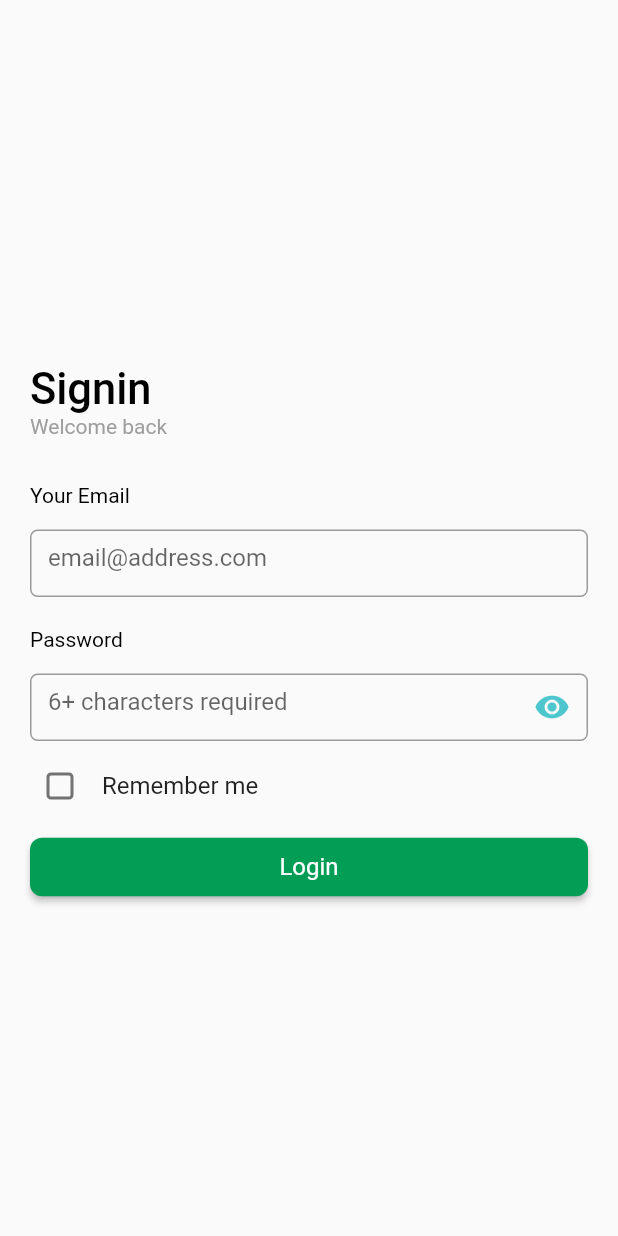
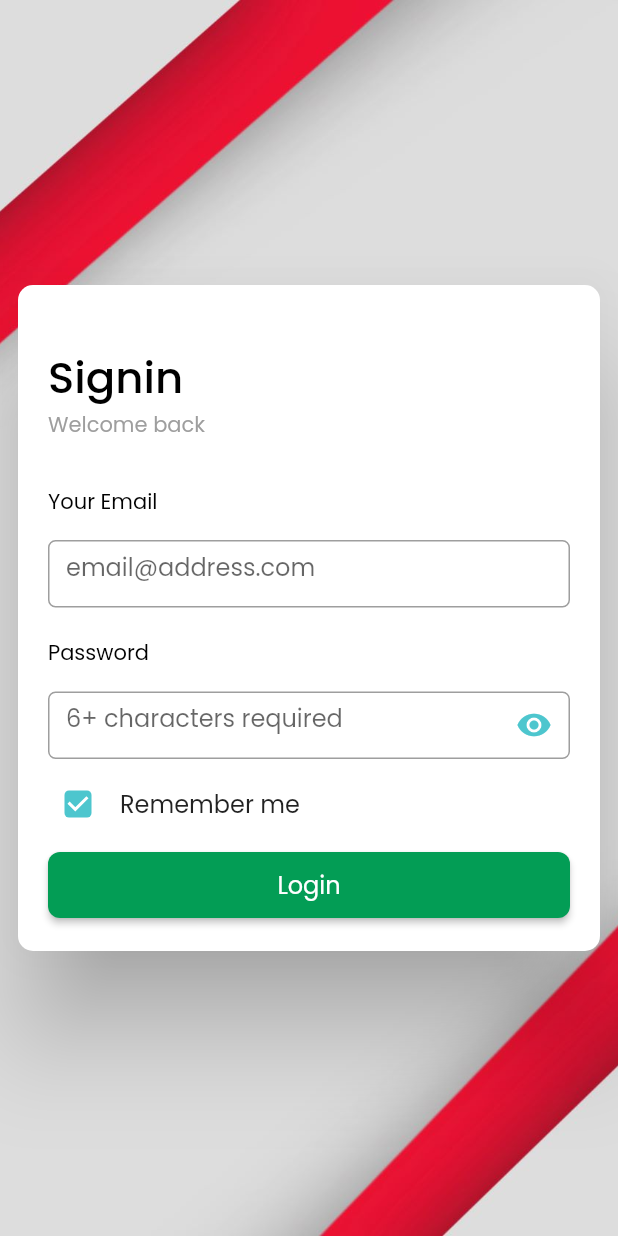
Before and after one commit to dexterTalha/d_cart_admin, a Flutter app: the screen it shows after launch, after a tap on "Remember me", on a phone screen of 412 x 824 dp. Run offline on Flutter 3.47's test engine with Material 2 defaults, Android fonts, the phone set to English and light mode, and no system bars.

Commit message:
background change font change checkbox for provider

```diff
--- /dev/null
+++ b/lib/components/custom_background.dart
@@ -0,0 +1,22 @@
+import 'package:flutter/material.dart';
+
+class CustomBackground extends StatelessWidget {
+  final String? asset;
+  final Widget child;
+  final BoxFit? fit;
+  const CustomBackground({Key? key, this.fit, required this.child, this.asset}) : super(key: key);
+
+  @override
+  Widget build(BuildContext context) {
+    return Stack(
+      fit: StackFit.expand,
+      children: [
+        Image.asset(
+          asset ?? "assets/png/login_landscape_background.jpg",
+          fit: fit ?? BoxFit.cover,
+        ),
+        child,
+      ],
+    );
+  }
+}
--- a/lib/main.dart
+++ b/lib/main.dart
@@ -17,6 +17,7 @@ class MyApp extends StatelessWidget {
         ChangeNotifierProvider(create: (_) => LoginProvider()),
       ],
       child: MaterialApp(
+        theme: ThemeData(fontFamily: "Poppins"),
         debugShowCheckedModeBanner: false,
         home: LoginScreen(),
       ),
--- a/lib/providers/login_provider.dart
+++ b/lib/providers/login_provider.dart
@@ -2,13 +2,19 @@ import 'package:flutter/material.dart';
 
 class LoginProvider with ChangeNotifier {
   bool _isObscure = true;
-
+  bool _isChecked = false;
   bool get obscure => _isObscure;
+  bool get checked => _isChecked;
   bool isLoading = false;
 
   toggleObscure() {
     _isObscure = !_isObscure;
     print(_isObscure);
+    notifyListeners();
+  }
+
+  toggleCheck(bool checked) {
+    _isChecked = checked;
     notifyListeners();
   }
 
--- a/lib/screens/login_screen.dart
+++ b/lib/screens/login_screen.dart
@@ -1,9 +1,11 @@
 import 'package:d_cart_admin/components/common_button.dart';
+import 'package:d_cart_admin/components/custom_background.dart';
 import 'package:d_cart_admin/components/text_form_field.dart';
 import 'package:d_cart_admin/providers/login_provider.dart';
 import 'package:d_cart_admin/utils/mytheme.dart';
 import 'package:d_cart_admin/utils/responsive_builder.dart';
 import 'package:flutter/material.dart';
+import 'package:flutter/rendering.dart';
 import 'package:provider/provider.dart';
 
 class LoginScreen extends StatefulWidget {
@@ -32,37 +34,25 @@ class _LoginScreenState extends State<LoginScreen> {
     size = MediaQuery.of(context).size;
     return Scaffold(
       body: ResponsiveBuilder(
-        mobile: loginForm,
+        mobile: CustomBackground(
+          fit: BoxFit.fitHeight,
+          asset: "assets/png/login_portrait_background.jpg",
+          child: loginForm,
+        ),
         tablet: desktopLogin,
         web: desktopLogin,
       ),
     );
   }
 
-  Widget get desktopLogin => Container(
+  Widget get desktopLogin => CustomBackground(
+        fit: BoxFit.fill,
         child: Row(
           mainAxisAlignment: MainAxisAlignment.start,
           children: [
             Expanded(
               flex: 2,
-              child: Row(
-                children: [
-                  Expanded(
-                    flex: 2,
-                    child: Image.asset(
-                      "assets/png/login_background.png",
-                      height: size.height,
-                      width: size.width * 0.3,
-                    ),
-                  ),
-                  const Expanded(
-                    flex: 1,
-                    child: Text(
-                      "LOGIN SCREEN",
-                    ),
-                  ),
-                ],
-              ),
+              child: Container(),
             ),
             Expanded(
               flex: 1,
@@ -72,12 +62,21 @@ class _LoginScreenState extends State<LoginScreen> {
         ),
       );
 
-  Widget get loginForm => Container(
+  Widget get loginForm => Center(
+        child: Padding(
+          padding: const EdgeInsets.all(8.0),
+          child: Card(
+            shape: RoundedRectangleBorder(
+              borderRadius: BorderRadius.circular(10),
+            ),
+            elevation: 30,
+            child: Container(
+              padding: const EdgeInsets.all(20),
               width: double.maxFinite,
-        padding: const EdgeInsets.all(20),
               child: Column(
                 mainAxisAlignment: MainAxisAlignment.center,
                 crossAxisAlignment: CrossAxisAlignment.start,
+                mainAxisSize: MainAxisSize.min,
                 children: [
                   const SizedBox(height: 20),
                   const Text(
@@ -120,20 +119,22 @@ class _LoginScreenState extends State<LoginScreen> {
                     ),
                   ),
                   const SizedBox(height: 10),
-            CheckboxListTile(
+                  Consumer<LoginProvider>(
+                    builder: (_, ref, child) => CheckboxListTile(
                       contentPadding: EdgeInsets.zero,
                       checkboxShape: RoundedRectangleBorder(
                         borderRadius: BorderRadius.circular(3),
                       ),
-              value: isChecked,
-              title: Text("Remember me"),
+                      value: ref.checked,
+                      checkColor: Colors.white,
+                      activeColor: MyTheme.textFormBorder,
+                      title: const Text("Remember me"),
                       controlAffinity: ListTileControlAffinity.leading,
-              visualDensity: VisualDensity(horizontal: -4, vertical: -4),
-              onChanged: (xyz) {
-                setState(() {
-                  isChecked = xyz ?? false;
-                });
+                      visualDensity: const VisualDensity(horizontal: -4, vertical: -4),
+                      onChanged: (checked) {
+                        ref.toggleCheck(checked ?? false);
                       },
+                    ),
                   ),
                   const SizedBox(height: 10),
                   Consumer<LoginProvider>(
@@ -154,5 +155,8 @@ class _LoginScreenState extends State<LoginScreen> {
                   ),
                 ],
               ),
+            ),
+          ),
+        ),
       );
 }
```
Also changed, not shown: pubspec.yaml (+7 -4 lines), assets/png/login_landscape_background.jpg (added), assets/png/login_portrait_background.jpg (added). Lines whose indentation alone changed are shown as unchanged.
